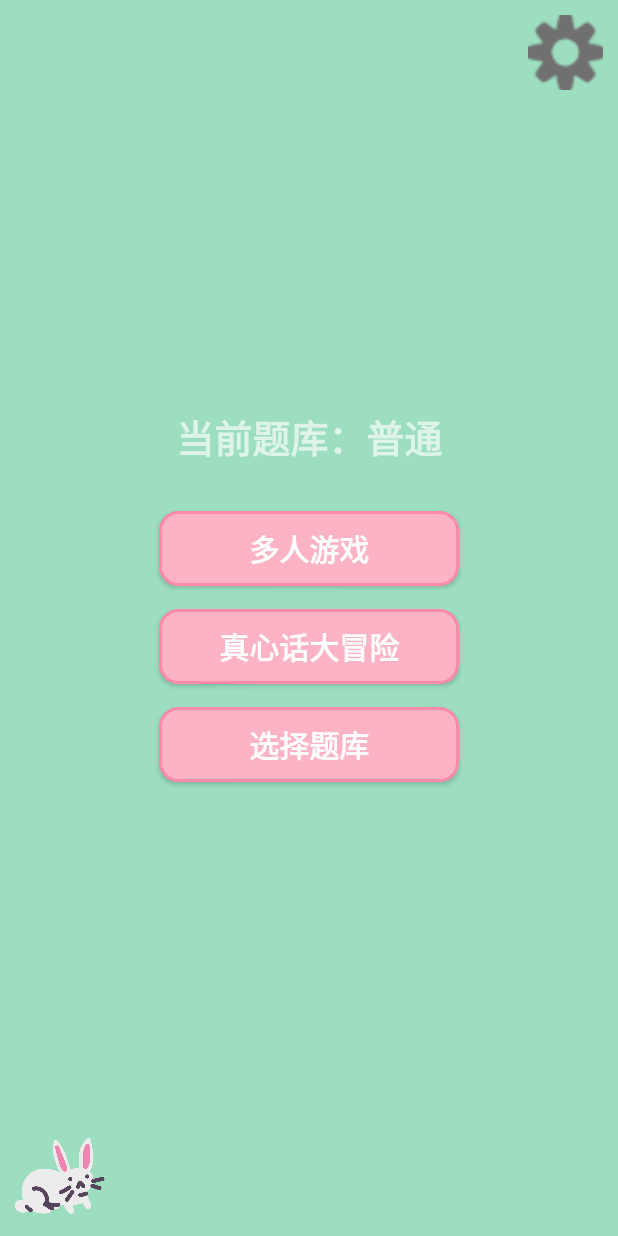
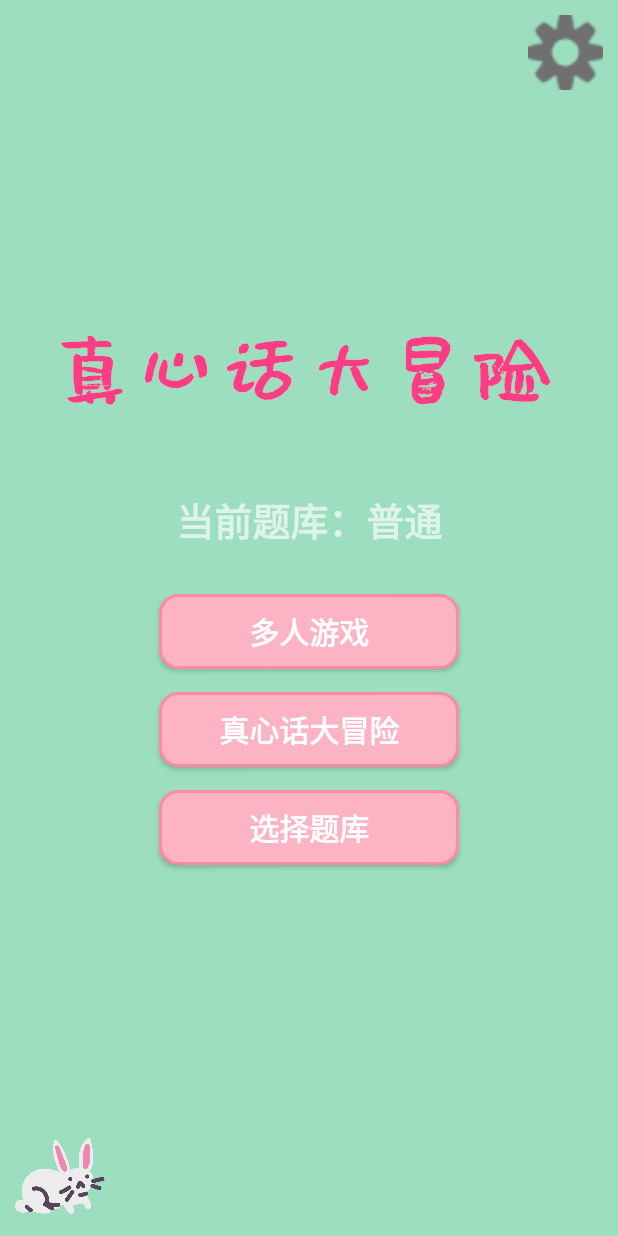
Before and after one commit to whitebutton/Game_mission, an Android app: the MainActivity screen opened directly, with no data from a screen before it, on a phone screen of 412 x 824 dp. Run offline under Robolectric (Android 15) with nearby library versions, the phone set to English and light mode, and no system bars; pictures from the network do not load.

Commit message:
添加游戏标题

```diff
--- a/app/src/main/res/layout/activity_main.xml
+++ b/app/src/main/res/layout/activity_main.xml
@@ -14,7 +14,8 @@
         android:layout_height="50dp"
         android:layout_gravity="right"
         android:layout_margin="10dp"
-        android:src="@mipmap/shezhi"/>
+        android:src="@mipmap/shezhi" />
+
     <FrameLayout
         android:layout_width="match_parent"
         android:layout_height="match_parent">
@@ -26,15 +27,23 @@
             android:layout_marginBottom="50dp"
             android:gravity="center"
             android:orientation="vertical">
+
+            <ImageView
+                android:layout_width="wrap_content"
+                android:layout_height="wrap_content"
+                android:layout_marginBottom="50dp"
+                android:src="@mipmap/titleimg" />
+
             <TextView
                 android:id="@+id/currTopic"
                 android:layout_width="wrap_content"
+                android:layout_height="wrap_content"
+                android:layout_marginBottom="30dp"
                 android:text="当前题库：普通"
                 android:textColor="#fff"
-                android:textStyle="bold"
                 android:textSize="25dp"
-                android:layout_marginBottom="30dp"
-                android:layout_height="wrap_content" />
+                android:textStyle="bold" />
+
             <Button
                 android:id="@+id/more"
                 android:layout_width="200dp"
@@ -56,6 +65,7 @@
                 android:textColor="#fff"
                 android:textSize="20dp"
                 android:textStyle="bold" />
+
             <Button
                 android:id="@+id/tiku"
                 android:layout_width="200dp"
```
Also changed, not shown: app/src/main/res/mipmap-hdpi/titleimg.png (added).
